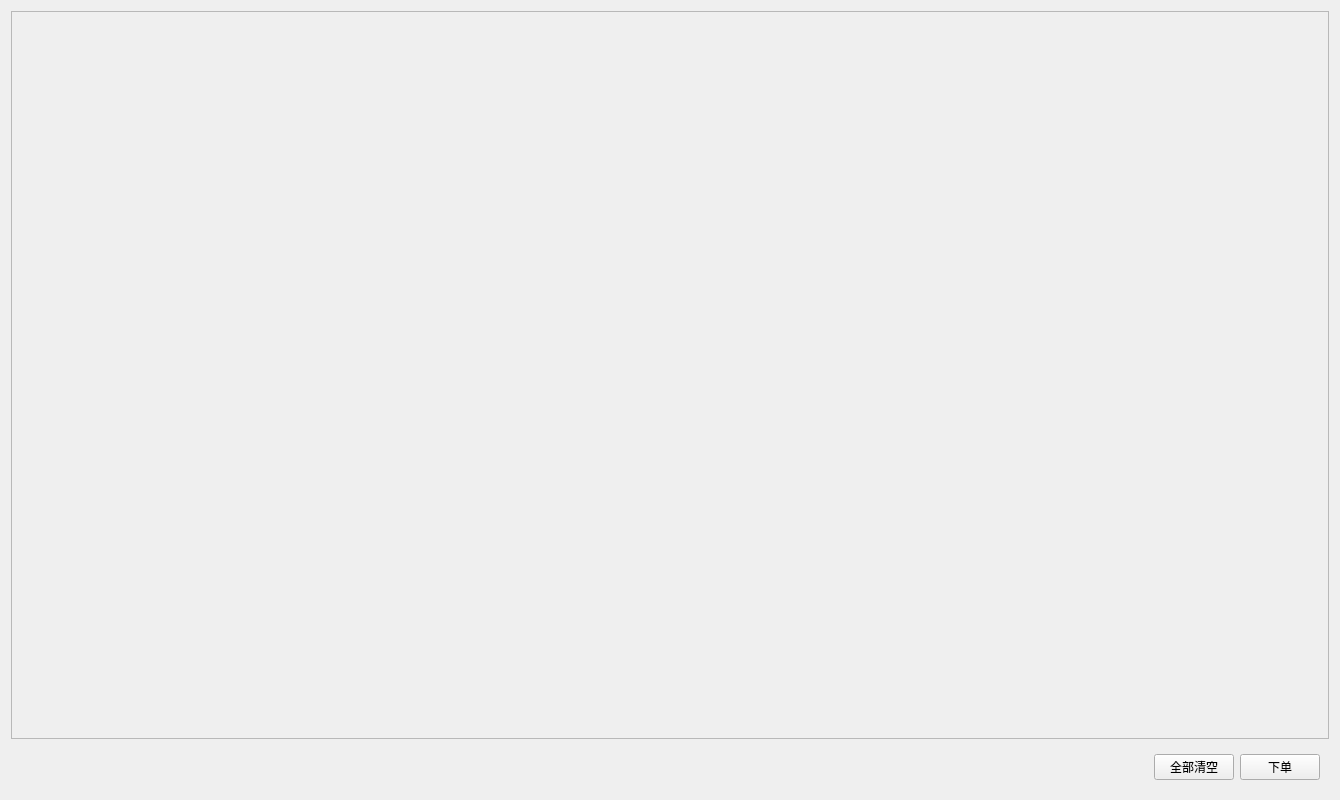
This is client/clientinterface.ui in Li-Yaosong/BuffetMealsSystem as Qt 5 draws it before an edit. The edited form follows.
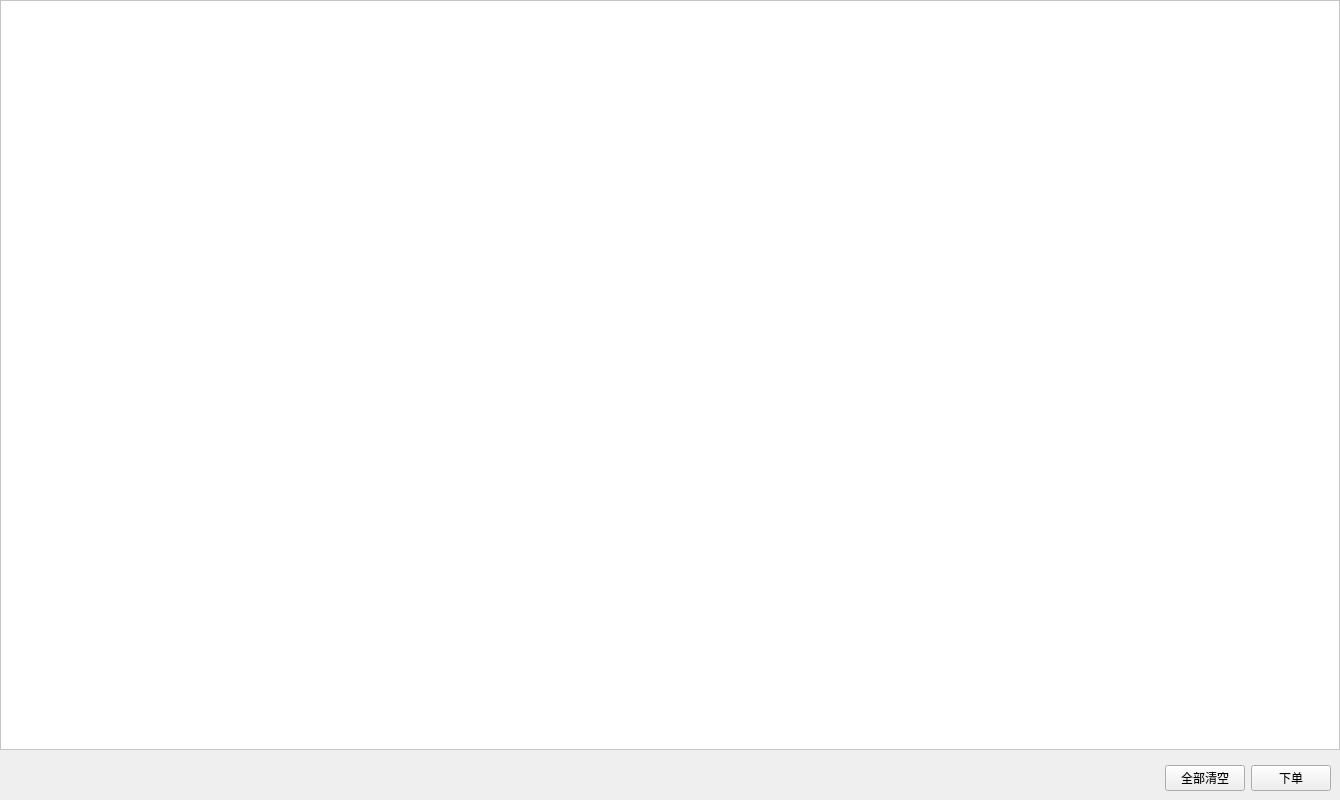
This is the edited form.

Diff of the .ui file:
```diff
--- a/client/clientinterface.ui
+++ b/client/clientinterface.ui
@@ -20,8 +20,23 @@
    <string>点餐系统客户端</string>
   </property>
   <layout class="QVBoxLayout" name="verticalLayout">
+   <property name="leftMargin">
+    <number>0</number>
+   </property>
+   <property name="topMargin">
+    <number>0</number>
+   </property>
+   <property name="rightMargin">
+    <number>0</number>
+   </property>
+   <property name="bottomMargin">
+    <number>0</number>
+   </property>
    <item>
     <widget class="QScrollArea" name="scrollArea_3">
+     <property name="styleSheet">
+      <string notr="true">background-color: rgb(255, 255, 255);</string>
+     </property>
      <property name="widgetResizable">
       <bool>true</bool>
      </property>
@@ -30,11 +45,27 @@
        <rect>
         <x>0</x>
         <y>0</y>
-        <width>1312</width>
-        <height>703</height>
+        <width>1338</width>
+        <height>740</height>
        </rect>
       </property>
-      <layout class="QGridLayout" name="gridLayout"/>
+      <layout class="QGridLayout" name="gridLayout">
+       <property name="leftMargin">
+        <number>25</number>
+       </property>
+       <property name="topMargin">
+        <number>50</number>
+       </property>
+       <property name="rightMargin">
+        <number>25</number>
+       </property>
+       <property name="horizontalSpacing">
+        <number>50</number>
+       </property>
+       <property name="verticalSpacing">
+        <number>25</number>
+       </property>
+      </layout>
      </widget>
     </widget>
    </item>
```
